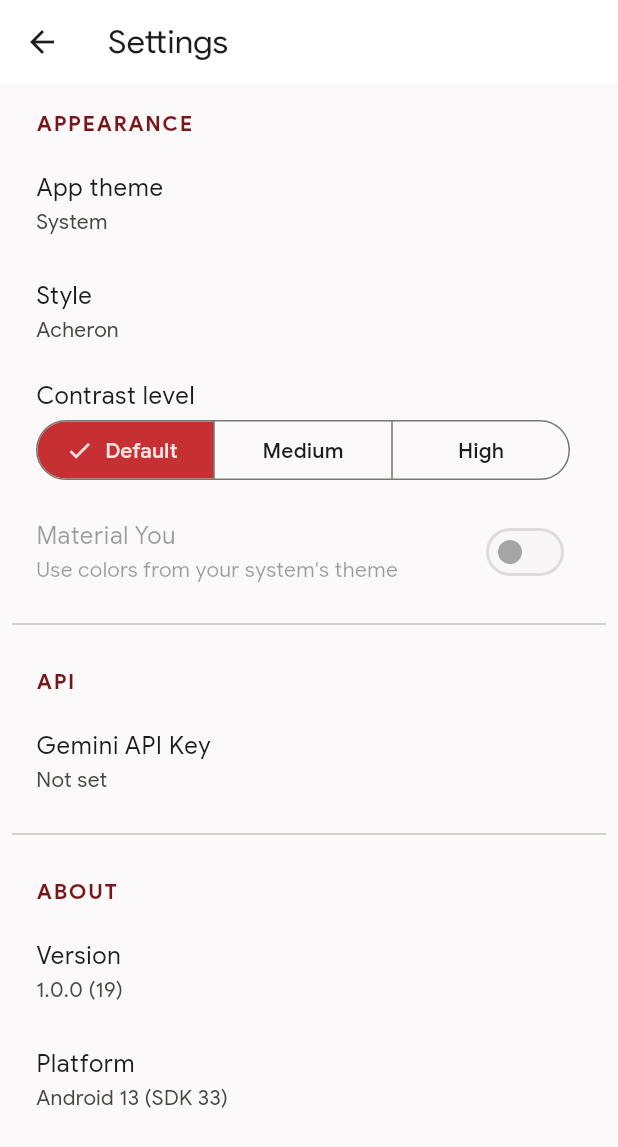
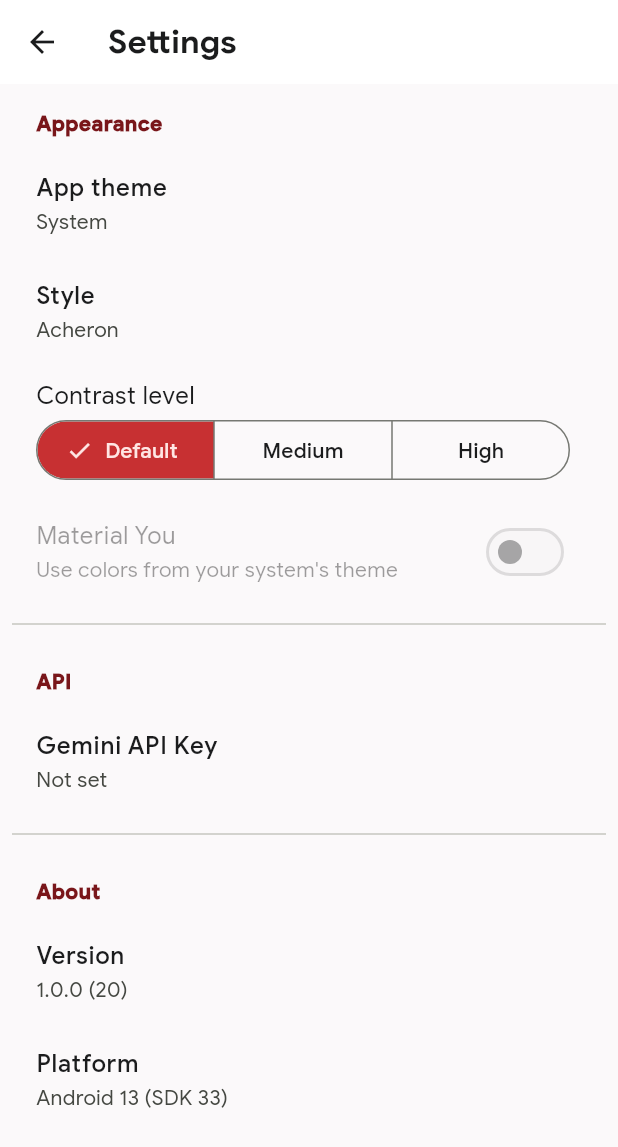
Before and after one commit to egirlmilkers/Arcadia, a Flutter app: the screen it shows after launch, after a tap on "Settings", on a phone screen of 412 x 824 dp. Shown: the top 1147 px of the screen. Run offline on Flutter 3.47's test engine with Material 3 defaults, Android fonts, the phone set to English and light mode, and no system bars; drawn by our look-alikes of dynamic_color; our stand-ins replace device_info_plus, file_picker, flutter_animate, package_info_plus, shared_preferences, toastification; missing offline and left inert: gpt_markdown, highlight.

Commit message:
beta20 - thinking spinner and some theme polishing

```diff
--- a/lib/theme/manager.dart
+++ b/lib/theme/manager.dart
@@ -6,12 +6,13 @@ import 'package:flutter/services.dart';
 import 'package:shared_preferences/shared_preferences.dart';
 
 import 'themes.dart';
+import '../ui/widgets/thinking_spinner.dart';
 
 enum ContrastLevel { standard, medium, high }
 
 class ThemeManager extends ChangeNotifier {
   ThemeMode _themeMode = ThemeMode.system;
-  String _selectedTheme = 'Gemini';
+  String _selectedTheme = 'Arcadia';
   ContrastLevel _contrastLevel = ContrastLevel.standard;
   bool _useDynamicColor = false;
   bool dynamicColorAvailable = false;
@@ -118,10 +119,16 @@ class ThemeManager extends ChangeNotifier {
 
   // methods
   ThemeData _getThemeData(ColorScheme scheme) {
+    final theme = currentTheme;
+    final gradientColors =
+        theme?.gradientColors ??
+        [scheme.primary, scheme.secondary, scheme.tertiary];
+
     return ThemeData(
       useMaterial3: true,
       colorScheme: scheme,
       fontFamily: 'GoogleSans',
+      extensions: [ThemeGradient(gradientColors: gradientColors)],
     );
   }
 
--- a/lib/ui/chat.dart
+++ b/lib/ui/chat.dart
@@ -17,6 +17,7 @@ import '../services/chat_history.dart';
 import '../services/gemini.dart';
 import '../theme/manager.dart';
 import '../util.dart';
+import 'widgets/thinking_spinner.dart';
 
 class ChatUI extends StatefulWidget {
   final ChatSession chatSession;
@@ -226,16 +227,11 @@ class _ChatUIState extends State<ChatUI> {
                         },
                         separatorBuilder: (context, index) {
                           return const SizedBox(height: 20);
-                        }
+                        },
                       ),
                     ),
                   ),
           ),
-          if (_isLoading)
-            const Padding(
-              padding: EdgeInsets.symmetric(vertical: 10.0),
-              child: LinearProgressIndicator(),
-            ),
           _buildTextInputArea(),
         ],
       ),
@@ -305,8 +301,10 @@ class _ChatUIState extends State<ChatUI> {
                 },
                 child: TextField(
                   controller: _textController,
+                  readOnly: _isLoading,
                   decoration: InputDecoration(
-                    hintText: 'Ask $themeName',
+                    hintText: _isLoading ? null : 'Ask $themeName',
+                    hint: _isLoading ? const ThinkingSpinner() : null,
                     filled: true,
                     fillColor: theme.colorScheme.surfaceContainer,
                     border: OutlineInputBorder(
--- a/lib/ui/main.dart
+++ b/lib/ui/main.dart
@@ -162,7 +162,7 @@ class _MainUIState extends State<MainUI> {
                       themeManager.selectedTheme,
                       style: TextStyle(
                         fontSize: 24,
-                        fontWeight: FontWeight.bold,
+                        fontWeight: FontWeight.w500,
                         color: Colors.white,
                       ),
                     ),
--- a/lib/ui/nav.dart
+++ b/lib/ui/nav.dart
@@ -116,13 +116,12 @@ class _SideNavState extends State<SideNav> {
                   backgroundColor: theme.colorScheme.primaryContainer,
                   foregroundColor: theme.colorScheme.onPrimaryContainer,
                 ),
-                const SizedBox(height: 24),
-                if (widget.isExpanded)
+                if (widget.isExpanded) ...[
+                  const SizedBox(height: 20),
                   Padding(
-                    padding: const EdgeInsets.only(left: 8.0, bottom: 8),
-                    child: Text("Recent", style: theme.textTheme.titleSmall),
+                    padding: const EdgeInsets.only(left: 8.0, bottom: 4),
+                    child: Text("Recent", style: theme.textTheme.titleMedium),
                   ),
-                if (widget.isExpanded)
                   Expanded(
                     child: Material(
                       type: MaterialType.transparency,
@@ -141,11 +140,14 @@ class _SideNavState extends State<SideNav> {
                           );
                         },
                         separatorBuilder: (context, index) {
-                          return const SizedBox(height: 6);
-                        }
+                          return const SizedBox(height: 4);
+                        },
                       ),
                     ),
                   ),
+                ] else ...[
+                  const Spacer(),
+                ],
                 Container(
                   margin: const EdgeInsets.symmetric(vertical: 8.0),
                   height: 1,
@@ -163,6 +165,7 @@ class _SideNavState extends State<SideNav> {
                   },
                   icon: Icons.settings,
                   label: "Settings",
+                  foregroundColor: theme.textTheme.titleSmall!.color,
                 ),
               ],
             ),
@@ -203,15 +206,23 @@ class _ChatListTileState extends State<ChatListTile> {
     final theme = Theme.of(context);
     final showPopupMenu = _isHovering || widget.isSelected;
 
+    final Color? bgColor = widget.isSelected
+        ? theme.colorScheme.onPrimary
+        : null;
+    final Color? fgColor = widget.isSelected ? theme.colorScheme.primary : null;
+
     return MouseRegion(
       onEnter: (_) => setState(() => _isHovering = true),
       onExit: (_) => setState(() => _isHovering = false),
       child: ListTile(
-        leading: const Icon(Icons.chat_bubble_outline, size: 16),
-        title: Text(widget.chat.title),
+        leading: const Icon(Icons.chat_bubble_rounded, size: 18),
+        title: Text(
+          widget.chat.title,
+          style: TextStyle(fontVariations: [FontVariation('wght', 500.0)]),
+        ),
         onTap: widget.onTap,
-        shape: RoundedRectangleBorder(borderRadius: BorderRadius.circular(8.0)),
-        hoverColor: theme.colorScheme.onPrimary.withValues(alpha: 0.5),
+        shape: RoundedRectangleBorder(borderRadius: BorderRadius.circular(16)),
+        hoverColor: theme.colorScheme.primary.withValues(alpha: 0.1),
         selected: widget.isSelected,
         selectedTileColor: theme.colorScheme.onPrimary,
         horizontalTitleGap: 8,
@@ -226,6 +237,7 @@ class _ChatListTileState extends State<ChatListTile> {
               borderRadius: BorderRadius.circular(16.0),
             ),
             clipBehavior: Clip.antiAlias,
+            color: bgColor,
             onSelected: (value) {
               if (value == 'rename') {
                 widget.onRename();
@@ -236,33 +248,33 @@ class _ChatListTileState extends State<ChatListTile> {
               }
             },
             itemBuilder: (context) => [
-              const PopupMenuItem(
+              PopupMenuItem(
                 value: 'rename',
                 child: Row(
                   spacing: 12,
                   children: <Widget>[
                     Icon(Icons.drive_file_rename_outline),
-                    Text('Rename'),
+                    Text('Rename', style: TextStyle(color: fgColor)),
                   ],
                 ),
               ),
-              const PopupMenuItem(
+              PopupMenuItem(
                 value: 'archive',
                 child: Row(
                   spacing: 12,
                   children: <Widget>[
                     Icon(Icons.archive_outlined),
-                    Text('Archive'),
+                    Text('Archive', style: TextStyle(color: fgColor)),
                   ],
                 ),
               ),
-              const PopupMenuItem(
+              PopupMenuItem(
                 value: 'delete',
                 child: Row(
                   spacing: 12,
                   children: <Widget>[
                     Icon(Icons.delete_outline),
-                    Text('Delete'),
+                    Text('Delete', style: TextStyle(color: fgColor)),
                   ],
                 ),
               ),
@@ -308,7 +320,13 @@ class CustomNavButton extends StatelessWidget {
         mainAxisSize: MainAxisSize.min,
         children: [
           Icon(icon),
-          if (isExpanded) ...[const SizedBox(width: 8), Text(label)],
+          if (isExpanded) ...[
+            const SizedBox(width: 8),
+            Text(
+              label,
+              style: TextStyle(fontVariations: [FontVariation('wght', 550.0)]),
+            ),
+          ],
         ],
       ),
     );
--- a/lib/ui/settings.dart
+++ b/lib/ui/settings.dart
@@ -201,7 +201,10 @@ class _SettingsPageState extends State<SettingsPage> {
 
         return Scaffold(
           appBar: AppBar(
-            title: const Text('Settings'),
+            title: const Text(
+              'Settings',
+              style: TextStyle(fontWeight: FontWeight.w700),
+            ),
             backgroundColor: Theme.of(
               context,
             ).colorScheme.surfaceContainerLowest,
@@ -318,11 +321,10 @@ class SettingsHeader extends StatelessWidget {
     return Padding(
       padding: const EdgeInsets.fromLTRB(16, 16, 16, 8),
       child: Text(
-        title.toUpperCase(),
+        title,
         style: TextStyle(
           color: Theme.of(context).colorScheme.primary,
-          fontWeight: FontWeight.bold,
-          letterSpacing: 1.1,
+          fontWeight: FontWeight.w900,
         ),
       ),
     );
@@ -346,8 +348,13 @@ class SettingsListTile extends StatelessWidget {
   @override
   Widget build(BuildContext context) {
     return ListTile(
-      title: Text(title),
-      subtitle: Text(subtitle),
+      title: Text(
+        title,
+        style: TextStyle(fontWeight: FontWeight.w500),
+      ),
+      subtitle: Text(subtitle,
+        style: TextStyle(fontWeight: FontWeight.w300),
+      ),
       onTap: onTap,
       enabled: enabled,
     );
--- a/lib/ui/welcome.dart
+++ b/lib/ui/welcome.dart
@@ -34,7 +34,7 @@ class WelcomeUI extends StatelessWidget {
                     "Hello, there",
                     style: TextStyle(
                       fontSize: 56,
-                      fontWeight: FontWeight.bold,
+                      fontWeight: FontWeight.w600,
                       color: Colors.white,
                     ),
                   ),
```
Also changed, not shown: lib/main.dart (+5 -4 lines), lib/ui/md/code_block.dart (+4 -4 lines), lib/ui/widgets/thinking_spinner.dart (added, +113 -0 lines), pubspec.yaml (+5 -3 lines), 1 other file.
